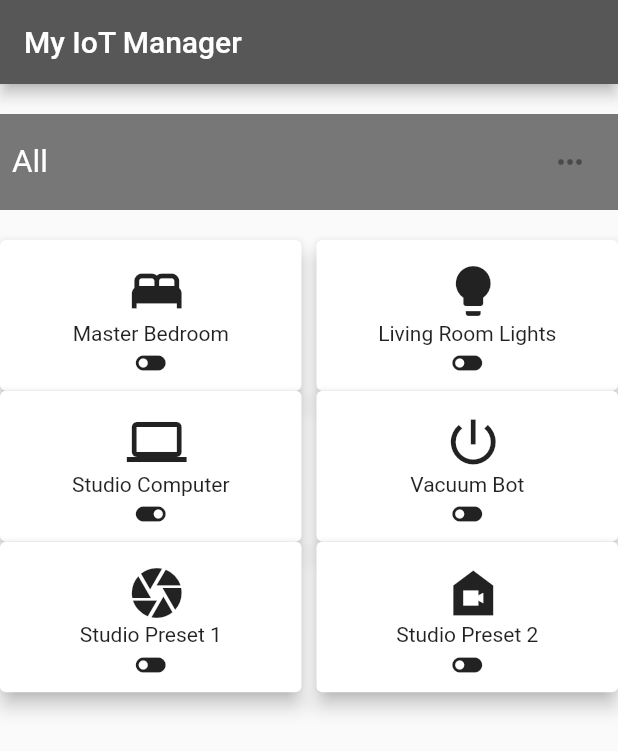
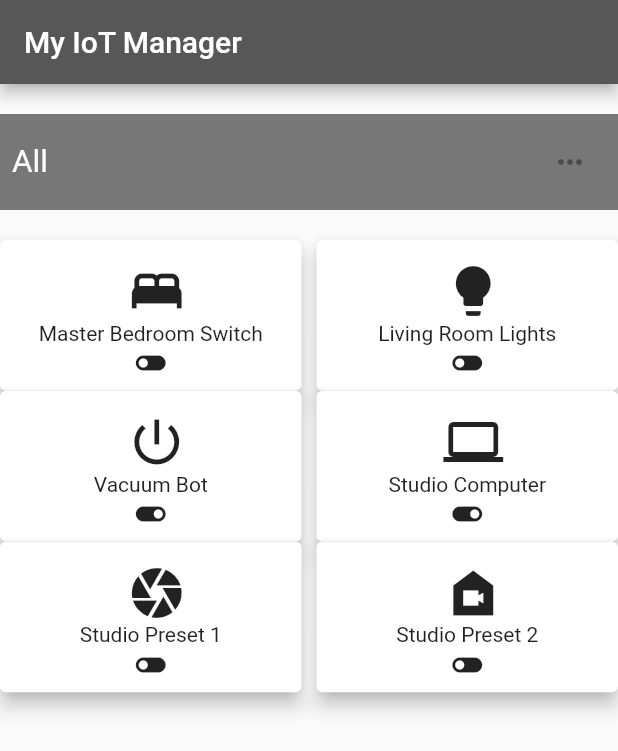
Before and after one commit to Narassin/MADlayoutAssignmentPart1, a Flutter app: the screen it shows after launch, on a phone screen of 412 x 824 dp. Shown: the top 751 px of the screen. Run offline on Flutter 3.47's test engine with Material 2 defaults, Android fonts, the phone set to English and light mode, and no system bars.

```diff
--- a/lib/griddb.dart
+++ b/lib/griddb.dart
@@ -2,17 +2,18 @@ import 'package:flutter/material.dart';
 
 var iotDB = [
   //item 1
-  {'deviceName': 'Master Bedroom', 'icon': Icons.bed, 'status': true},
+  {'deviceName': 'Master Bedroom Switch', 'icon': Icons.bed, 'status': true},
   //item 2
   {'deviceName': 'Living Room Lights', 'icon': Icons.lightbulb, 'status': true},
   //item 3
-  {'deviceName': 'Studio Computer', 'icon': Icons.computer, 'status': false},
-  //item 4
   {
     'deviceName': 'Vacuum Bot',
     'icon': Icons.power_settings_new,
-    'status': true
+    'status': false
   },
+  //item 4
+  {'deviceName': 'Studio Computer', 'icon': Icons.computer, 'status': false},
+
   //item 5
   {'deviceName': 'Studio Preset 1', 'icon': Icons.camera, 'status': true},
   //item 6
```
